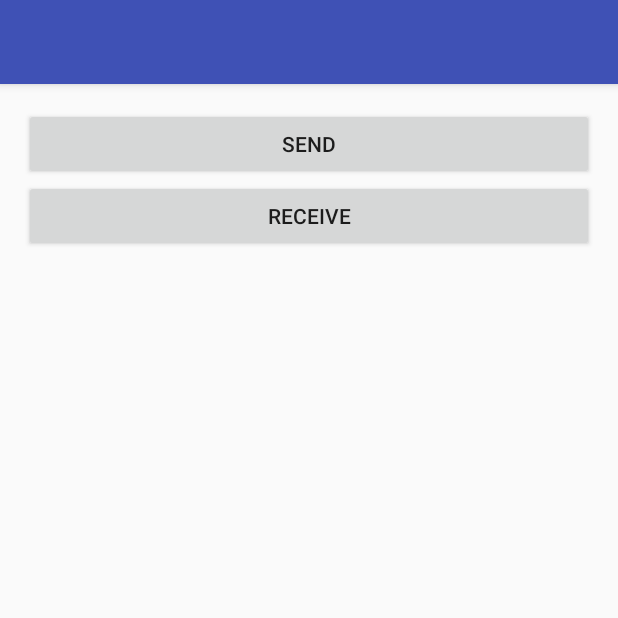
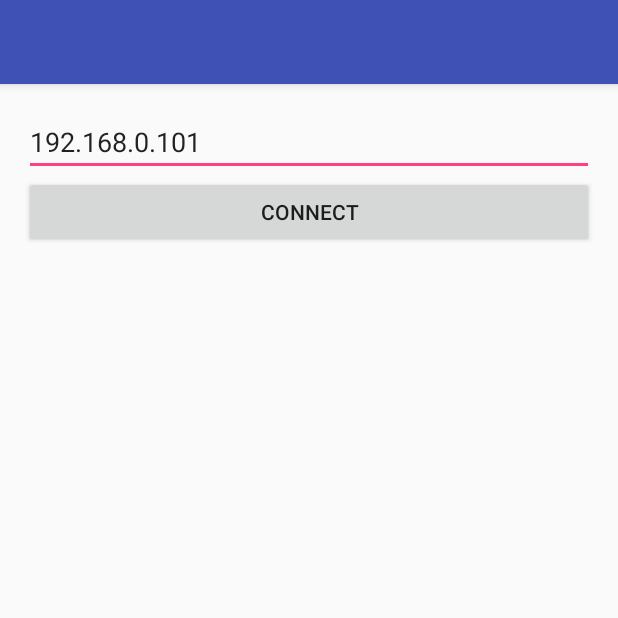
Before and after one commit to richardszabo/VideoStream, an Android app: the screen it shows after launch (MainActivity before the commit, MainReceiverActivity after it), after a tap on "RECEIVE", on a phone screen of 412 x 824 dp, the top half of it. Run offline under Robolectric (Android 15) with nearby library versions, the phone set to English and light mode, and no system bars; libraries missing offline, so code that uses them is left out: hu.rics.camera1util; network calls fail; 1 statement that could not run was skipped.

Commit message:
Starting MainReceiverActivity.

```diff
--- a/VideoStreamAndroid/app/src/main/AndroidManifest.xml
+++ b/VideoStreamAndroid/app/src/main/AndroidManifest.xml
@@ -18,8 +18,7 @@
         android:label="@string/app_name"
         android:supportsRtl="true"
         android:theme="@style/AppTheme">
-        <activity android:name=".MainSenderActivity">
-        </activity>
+        <activity android:name=".MainSenderActivity"></activity>
         <activity android:name=".MainActivity">
             <intent-filter>
                 <action android:name="android.intent.action.MAIN" />
@@ -27,6 +26,7 @@
                 <category android:name="android.intent.category.LAUNCHER" />
             </intent-filter>
         </activity>
+        <activity android:name=".MainReceiverActivity"></activity>
     </application>
 
 </manifest>
--- a/VideoStreamAndroid/app/src/main/java/hu/rics/videostreamandroid/MainActivity.java
+++ b/VideoStreamAndroid/app/src/main/java/hu/rics/videostreamandroid/MainActivity.java
@@ -38,8 +38,13 @@ public class MainActivity extends AppCompatActivity {
         View.OnClickListener receiverListener = new View.OnClickListener() {
 
             public void onClick(View v) {
-                Toast toast = Toast.makeText(MainActivity.this, "Receiver", Toast.LENGTH_SHORT);
-                toast.show();
+                if( permissionHandler.hasRights() ) {
+                    Intent intent = new Intent(MainActivity.this, MainReceiverActivity.class);
+                    startActivity(intent);
+                } else {
+                    Toast toast = Toast.makeText(MainActivity.this, "No right to start", Toast.LENGTH_SHORT);
+                    toast.show();
+                }
             }
         };
 
--- /dev/null
+++ b/VideoStreamAndroid/app/src/main/java/hu/rics/videostreamandroid/MainReceiverActivity.java
@@ -0,0 +1,35 @@
+package hu.rics.videostreamandroid;
+
+import android.support.v7.app.AppCompatActivity;
+import android.os.Bundle;
+import android.view.View;
+import android.widget.Button;
+import android.widget.EditText;
+import android.widget.Toast;
+
+
+public class MainReceiverActivity extends AppCompatActivity implements View.OnClickListener {
+    private static final String DEFAULT_HOST = "192.168.0.101";
+
+    EditText ipEditText;
+    Button connectButton;
+
+
+    @Override
+    protected void onCreate(Bundle savedInstanceState) {
+        super.onCreate(savedInstanceState);
+        setContentView(R.layout.activity_main_receiver);
+
+        ipEditText = (EditText) findViewById(R.id.ipEditText);
+        ipEditText.setText(DEFAULT_HOST);
+
+        connectButton = (Button) findViewById(R.id.connectButton);
+        connectButton.setOnClickListener(this);
+    }
+
+    @Override
+    public void onClick(View v) {
+        Toast toast = Toast.makeText(this, "Connect test", Toast.LENGTH_SHORT);
+        toast.show();
+    }
+}
--- /dev/null
+++ b/VideoStreamAndroid/app/src/main/res/layout/activity_main_receiver.xml
@@ -0,0 +1,42 @@
+<?xml version="1.0" encoding="utf-8"?>
+<RelativeLayout xmlns:android="http://schemas.android.com/apk/res/android"
+    xmlns:app="http://schemas.android.com/apk/res-auto"
+    xmlns:tools="http://schemas.android.com/tools"
+    android:id="@+id/activity_main_receiver"
+    android:layout_width="match_parent"
+    android:layout_height="match_parent"
+    android:paddingBottom="@dimen/activity_vertical_margin"
+    android:paddingLeft="@dimen/activity_horizontal_margin"
+    android:paddingRight="@dimen/activity_horizontal_margin"
+    android:paddingTop="@dimen/activity_vertical_margin"
+    tools:context="hu.rics.videostreamandroid.MainReceiverActivity">
+
+    <EditText
+        android:layout_width="match_parent"
+        android:layout_height="wrap_content"
+        android:inputType="phone"
+        android:text="IP address:"
+        android:ems="10"
+        android:layout_alignParentTop="true"
+        android:layout_alignParentLeft="true"
+        android:layout_alignParentStart="true"
+        android:id="@+id/ipEditText" />
+
+    <Button
+        android:text="Connect"
+        android:layout_width="match_parent"
+        android:layout_height="wrap_content"
+        android:layout_below="@+id/ipEditText"
+        android:layout_alignParentLeft="true"
+        android:layout_alignParentStart="true"
+        android:id="@+id/connectButton" />
+
+    <ImageView
+        android:layout_width="match_parent"
+        android:layout_height="match_parent"
+        android:layout_below="@+id/connectButton"
+        android:layout_alignParentLeft="true"
+        android:layout_alignParentStart="true"
+        android:id="@+id/imageView" />
+
+</RelativeLayout>
```
